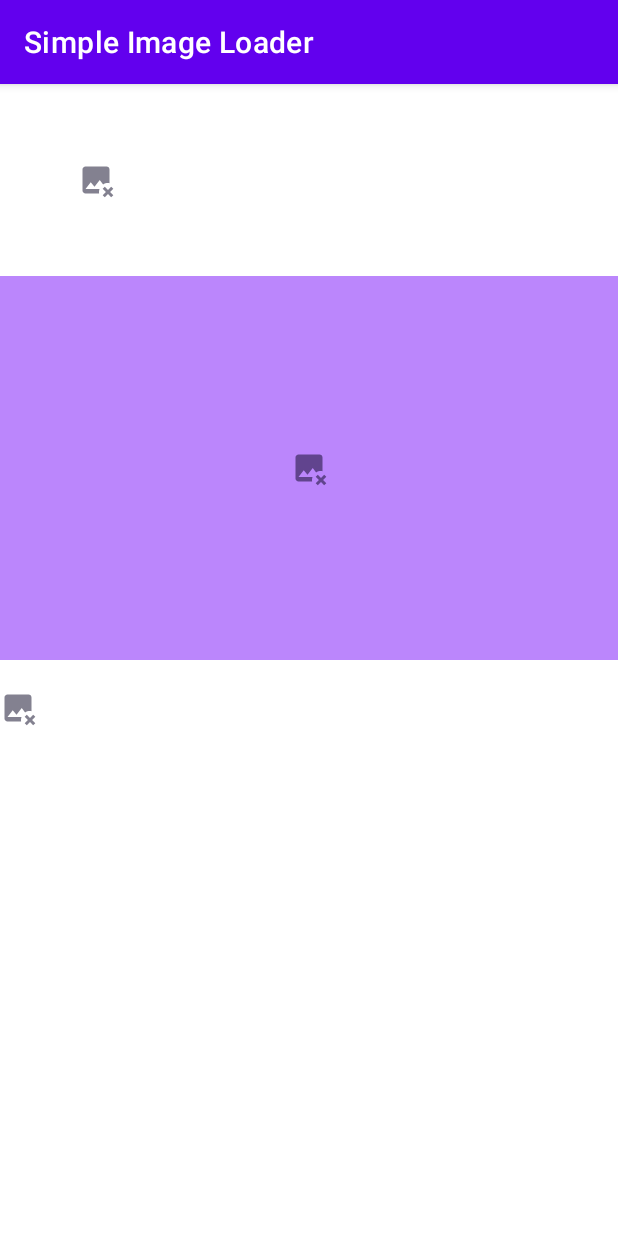
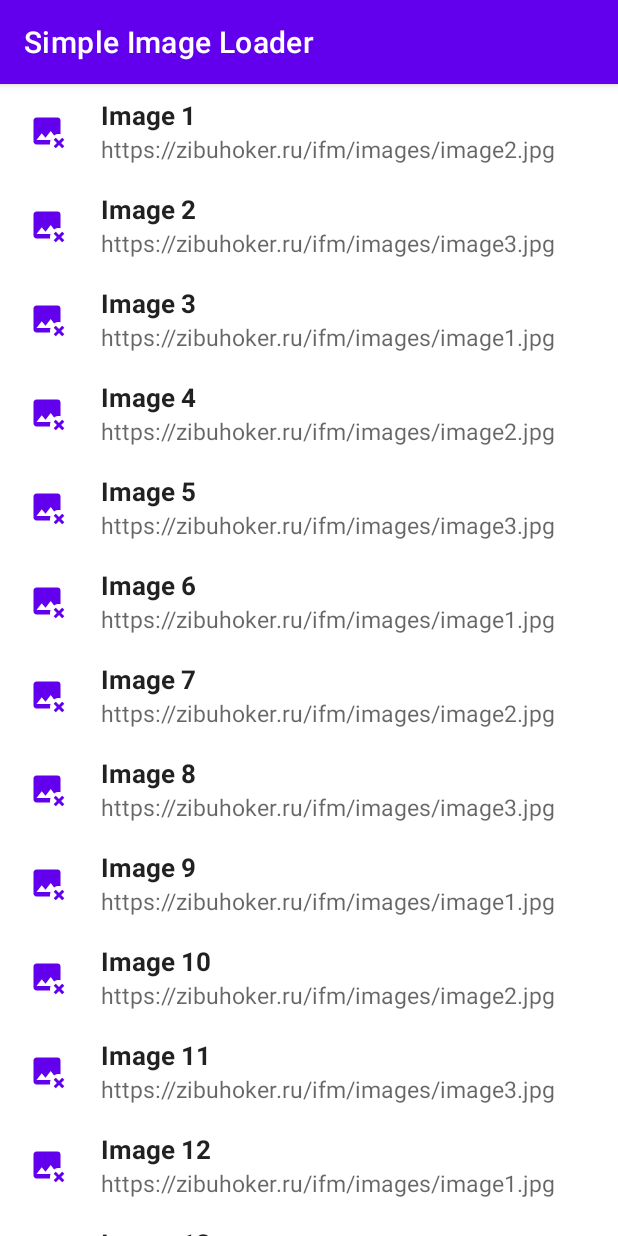
Before and after one commit to solkin/simple-image-loader, an Android app: the screen it shows after launch (MainActivity), on a phone screen of 412 x 824 dp. Run offline under Robolectric (Android 15) with nearby library versions, the phone set to English and light mode, and no system bars; pictures from the network do not load; 2 statements that could not run were skipped.

Commit message:
Add demo for images loading in recycler view

```diff
--- a/app/build.gradle
+++ b/app/build.gradle
@@ -33,5 +33,6 @@ dependencies {
     implementation project(path: ':imageloader')
     implementation 'androidx.core:core-ktx:1.6.0'
     implementation 'androidx.appcompat:appcompat:1.3.1'
+    implementation "androidx.recyclerview:recyclerview:1.2.1"
     implementation 'com.google.android.material:material:1.4.0'
 }
--- /dev/null
+++ b/app/src/main/java/com/tomclaw/imageloader/demo/CustomAdapter.kt
@@ -0,0 +1,51 @@
+package com.tomclaw.imageloader.demo
+
+import android.view.LayoutInflater
+import android.view.View
+import android.view.ViewGroup
+import android.widget.ImageView
+import android.widget.TextView
+import androidx.core.content.ContextCompat
+import androidx.recyclerview.widget.RecyclerView
+import com.tomclaw.imageloader.SimpleImageLoader
+import com.tomclaw.imageloader.centerCrop
+import com.tomclaw.imageloader.errorResWithTint
+import com.tomclaw.imageloader.placeholderResWithTint
+
+class CustomAdapter(private val list: List<ItemsViewModel>) :
+    RecyclerView.Adapter<CustomAdapter.ViewHolder>() {
+
+    override fun onCreateViewHolder(parent: ViewGroup, viewType: Int): ViewHolder {
+        val view = LayoutInflater.from(parent.context)
+            .inflate(R.layout.recycler_item, parent, false)
+        return ViewHolder(view)
+    }
+
+    override fun onBindViewHolder(holder: ViewHolder, position: Int) {
+        val itemViewModel = list[position]
+        SimpleImageLoader.load()
+            .from(itemViewModel.imageUrl)
+            .placeholderResWithTint(
+                R.drawable.ic_image,
+                ContextCompat.getColor(holder.imageView.context, R.color.teal_700)
+            )
+            .errorResWithTint(
+                R.drawable.ic_image_remove,
+                ContextCompat.getColor(holder.imageView.context, R.color.purple_500)
+            )
+            .centerCrop()
+            .into(holder.imageView)
+        holder.titleView.text = itemViewModel.title
+        holder.subtitleView.text = itemViewModel.subtitle
+    }
+
+    override fun getItemCount(): Int {
+        return list.size
+    }
+
+    class ViewHolder(ItemView: View) : RecyclerView.ViewHolder(ItemView) {
+        val imageView: ImageView = itemView.findViewById(R.id.image_view)
+        val titleView: TextView = itemView.findViewById(R.id.title_view)
+        val subtitleView: TextView = itemView.findViewById(R.id.subtitle_view)
+    }
+}
--- /dev/null
+++ b/app/src/main/java/com/tomclaw/imageloader/demo/ItemsViewModel.kt
@@ -0,0 +1,3 @@
+package com.tomclaw.imageloader.demo
+
+data class ItemsViewModel(val imageUrl: String, val title: String, val subtitle: String)
--- a/app/src/main/java/com/tomclaw/imageloader/demo/MainActivity.kt
+++ b/app/src/main/java/com/tomclaw/imageloader/demo/MainActivity.kt
@@ -1,15 +1,10 @@
 package com.tomclaw.imageloader.demo
 
 import android.os.Bundle
-import android.widget.ImageView
 import androidx.appcompat.app.AppCompatActivity
-import androidx.core.content.ContextCompat
+import androidx.recyclerview.widget.LinearLayoutManager
+import androidx.recyclerview.widget.RecyclerView
 import com.tomclaw.imageloader.SimpleImageLoader
-import com.tomclaw.imageloader.centerCrop
-import com.tomclaw.imageloader.centerInside
-import com.tomclaw.imageloader.errorResWithTint
-import com.tomclaw.imageloader.fitCenter
-import com.tomclaw.imageloader.placeholderResWithTint
 
 class MainActivity : AppCompatActivity() {
 
@@ -17,30 +12,18 @@ class MainActivity : AppCompatActivity() {
         super.onCreate(savedInstanceState)
         setContentView(R.layout.activity_main)
 
-        val image1 = findViewById<ImageView>(R.id.image1)
-        val image2 = findViewById<ImageView>(R.id.image2)
-        val image3 = findViewById<ImageView>(R.id.image3)
-
         SimpleImageLoader.init(cacheDir, resources.displayMetrics)
 
-        SimpleImageLoader.load()
-            .from("https://zibuhoker.ru/ifm/images/image1.jpg")
-            .placeholderResWithTint(R.drawable.ic_image, ContextCompat.getColor(this, R.color.teal_700))
-            .errorResWithTint(R.drawable.ic_image_remove, R.color.purple_500)
-            .centerCrop()
-            .into(image1)
-        SimpleImageLoader.load()
-            .from("https://zibuhoker.ru/ifm/images/image2.jpg")
-            .placeholderResWithTint(R.drawable.ic_image, R.color.teal_700)
-            .errorResWithTint(R.drawable.ic_image_remove, R.color.purple_500)
-            .fitCenter()
-            .into(image2)
-        SimpleImageLoader.load()
-            .from("https://zibuhoker.ru/ifm/images/image3.jpg")
-            .placeholderResWithTint(R.drawable.ic_image, R.color.teal_700)
-            .errorResWithTint(R.drawable.ic_image_remove, R.color.purple_500)
-            .centerInside()
-            .into(image3)
+        val recyclerview = findViewById<RecyclerView>(R.id.recycler)
+        recyclerview.layoutManager = LinearLayoutManager(this)
+        val data = ArrayList<ItemsViewModel>()
+        for (i in 1..30) {
+            val imageIndex = i % 3 + 1
+            val url = "https://zibuhoker.ru/ifm/images/image$imageIndex.jpg"
+            data.add(ItemsViewModel(url, "Image $i", url))
+        }
+        val adapter = CustomAdapter(data)
+        recyclerview.adapter = adapter
     }
 
 }
--- a/app/src/main/res/layout/activity_main.xml
+++ b/app/src/main/res/layout/activity_main.xml
@@ -1,29 +1,16 @@
 <?xml version="1.0" encoding="utf-8"?>
 <LinearLayout xmlns:android="http://schemas.android.com/apk/res/android"
-    xmlns:app="http://schemas.android.com/apk/res-auto"
     xmlns:tools="http://schemas.android.com/tools"
     android:layout_width="match_parent"
     android:layout_height="match_parent"
     android:orientation="vertical"
     tools:context=".MainActivity">
 
-    <ImageView
-        android:id="@+id/image1"
-        android:layout_width="128dp"
-        android:layout_height="128dp"
-        tools:ignore="ContentDescription" />
-
-    <ImageView
-        android:id="@+id/image2"
+    <androidx.recyclerview.widget.RecyclerView
+        android:id="@+id/recycler"
         android:layout_width="match_parent"
-        android:layout_height="256dp"
-        android:background="@color/purple_200"
-        tools:ignore="ContentDescription" />
-
-    <ImageView
-        android:id="@+id/image3"
-        android:layout_width="wrap_content"
-        android:layout_height="64dp"
-        tools:ignore="ContentDescription" />
+        android:layout_height="match_parent"
+        tools:itemCount="5"
+        tools:listitem="@layout/recycler_item" />
 
 </LinearLayout>
--- /dev/null
+++ b/app/src/main/res/layout/recycler_item.xml
@@ -0,0 +1,51 @@
+<?xml version="1.0" encoding="utf-8"?>
+<LinearLayout xmlns:android="http://schemas.android.com/apk/res/android"
+    xmlns:tools="http://schemas.android.com/tools"
+    android:layout_width="match_parent"
+    android:layout_height="wrap_content"
+    android:orientation="horizontal"
+    android:padding="5dp">
+
+    <ImageView
+        android:id="@+id/image_view"
+        android:layout_width="52dp"
+        android:layout_height="52dp"
+        tools:ignore="ContentDescription" />
+
+    <LinearLayout
+        android:layout_width="0dp"
+        android:layout_height="wrap_content"
+        android:layout_gravity="center_vertical"
+        android:layout_weight="1"
+        android:gravity="center_vertical"
+        android:orientation="vertical"
+        android:paddingStart="10dp"
+        android:paddingEnd="0dp">
+
+        <TextView
+            android:id="@+id/title_view"
+            android:layout_width="wrap_content"
+            android:layout_height="wrap_content"
+            android:layout_gravity="start|center_vertical"
+            android:singleLine="true"
+            android:textColor="?android:textColorPrimary"
+            android:textSize="17sp"
+            android:textStyle="bold"
+            tools:text="Title" />
+
+        <TextView
+            android:id="@+id/subtitle_view"
+            android:layout_width="wrap_content"
+            android:layout_height="wrap_content"
+            android:layout_gravity="start|center_vertical"
+            android:ellipsize="marquee"
+            android:marqueeRepeatLimit="marquee_forever"
+            android:scrollHorizontally="true"
+            android:singleLine="true"
+            android:textColor="?android:textColorSecondary"
+            android:textSize="15sp"
+            tools:text="Subtitle" />
+
+    </LinearLayout>
+
+</LinearLayout>
```
